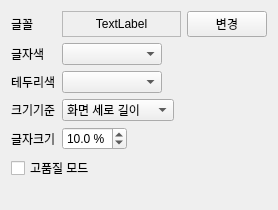
This is cmplayer/cmplayer/pref/osdwidget.ui in bylee20/cmplayer-kldp.net as Qt 5 draws it before an edit. The edited form follows.
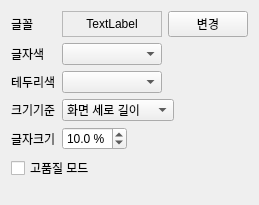
This is the edited form.

Commit message: Qt4.3호환성을 위해 QFormLayout을 QGridLayout 으로 변경

Diff of the .ui file:
```diff
--- a/cmplayer/cmplayer/pref/osdwidget.ui
+++ b/cmplayer/cmplayer/pref/osdwidget.ui
@@ -5,16 +5,14 @@
    <rect>
     <x>0</x>
     <y>0</y>
-    <width>278</width>
-    <height>210</height>
+    <width>232</width>
+    <height>205</height>
    </rect>
   </property>
   <property name="windowTitle" >
    <string>Form</string>
   </property>
-  <layout class="QVBoxLayout" name="verticalLayout" >
-   <item>
-    <layout class="QFormLayout" name="formLayout" >
+  <layout class="QGridLayout" name="gridLayout" >
      <item row="0" column="0" >
       <widget class="QLabel" name="label" >
        <property name="text" >
@@ -221,16 +219,14 @@
        </item>
       </layout>
      </item>
-    </layout>
-   </item>
-   <item>
+   <item row="5" column="0" colspan="2" >
     <widget class="QCheckBox" name="high_quality_check" >
      <property name="text" >
       <string>고품질 모드</string>
      </property>
     </widget>
    </item>
-   <item>
+   <item row="6" column="0" colspan="2" >
     <spacer name="verticalSpacer" >
      <property name="orientation" >
       <enum>Qt::Vertical</enum>
```
Lines whose indentation alone changed are shown as unchanged.
